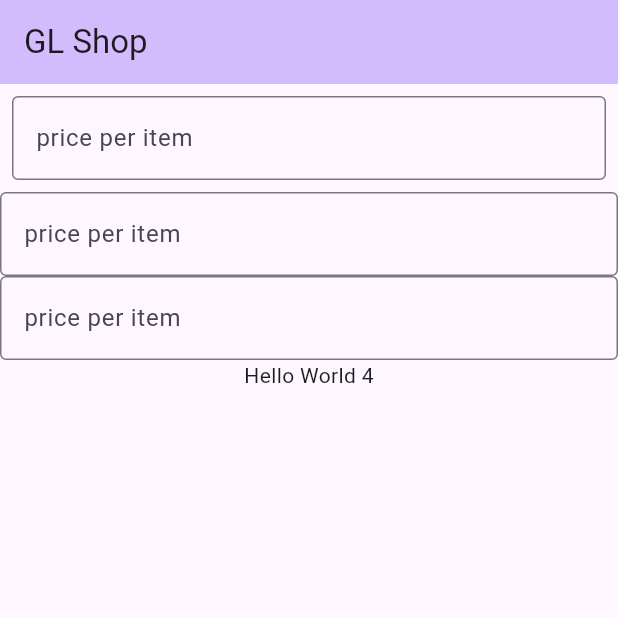
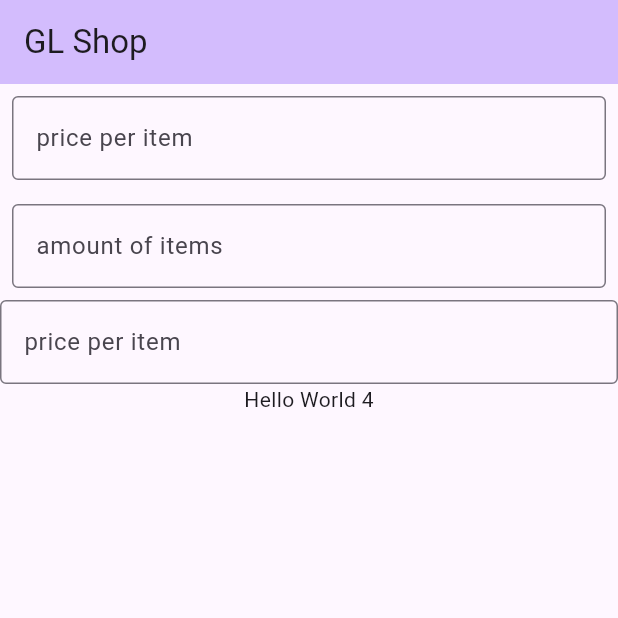
Before and after one commit to baaanaga/firstapp, a Flutter app: the screen it shows after launch, on a phone screen of 412 x 824 dp, the top half of it. Run offline on Flutter 3.47's test engine with Material 3 defaults, Android fonts, the phone set to English and light mode, and no system bars; our stand-ins replace material_ui.

Commit message:
Add amount of items field & calculateButton & showTotalText

```diff
--- a/lib/main.dart
+++ b/lib/main.dart
@@ -42,7 +42,10 @@ class _MyHomePageState extends State<MyHomePage> {
             padding: const EdgeInsets.all(8.0),
             child: priceTextField(),
           ),
-          priceTextField(),
+          Padding(
+            padding: const EdgeInsets.all(8.0),
+            child: amountTextField(),
+          ),
           priceTextField(),
           Text("Hello World 4")
         ],
@@ -62,4 +65,25 @@ class _MyHomePageState extends State<MyHomePage> {
       ],
     );
   }
+
+  Widget amountTextField() {
+    return TextField(
+      decoration: InputDecoration(
+        border: OutlineInputBorder(),
+        labelText: "amount of items"
+      ),
+      keyboardType: TextInputType.number,
+      inputFormatters: <TextInputFormatter>[
+        FilteringTextInputFormatter.digitsOnly,
+      ],
+    );
+  }
+
+  Widget calculateButton() {
+    return ElevatedButton(onPressed: () {}, child: Text("Calculate Total"));
+  }
+
+  Widget showTotalText() {
+    return Text("total : Bath");
+  }
 }
```
